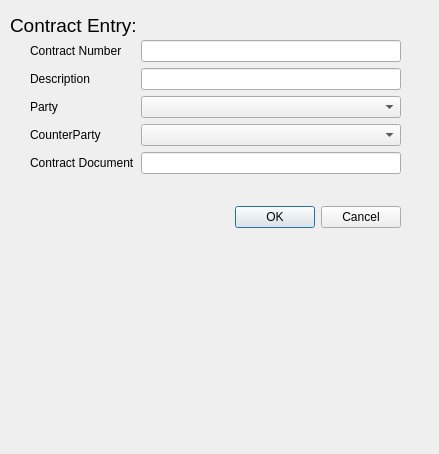
Above: contract_form.ui from TKChattoraj/LNContractApp before the change. Below: the same form after it.
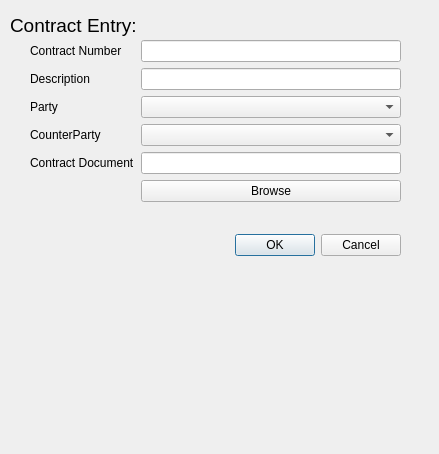
That is the form after the change.

Commit message: adding contract form functionality, updated entities table to allow for 'party' column.

Diff of the .ui file:
```diff
--- a/contract_form.ui
+++ b/contract_form.ui
@@ -73,14 +73,7 @@
     <item row="9" column="1">
      <widget class="QLineEdit" name="contract_document_LineEdit"/>
     </item>
-    <item row="16" column="0" colspan="2">
-     <widget class="QDialogButtonBox" name="contract_buttonBox">
-      <property name="standardButtons">
-       <set>QDialogButtonBox::Cancel|QDialogButtonBox::Ok</set>
-      </property>
-     </widget>
-    </item>
-    <item row="17" column="0" colspan="2">
+    <item row="19" column="0" colspan="2">
      <widget class="QLabel" name="contract_bottem_Label">
       <property name="font">
        <font>
@@ -92,7 +85,7 @@
       </property>
      </widget>
     </item>
-    <item row="10" column="0" colspan="2">
+    <item row="10" column="0">
      <spacer name="horizontalSpacer">
       <property name="orientation">
        <enum>Qt::Horizontal</enum>
@@ -105,6 +98,40 @@
       </property>
      </spacer>
     </item>
+    <item row="10" column="1">
+     <widget class="QPushButton" name="contract_doc_browse_pushButton">
+      <property name="text">
+       <string>Browse</string>
+      </property>
+     </widget>
+    </item>
+    <item row="11" column="0" colspan="2">
+     <spacer name="horizontalSpacer_2">
+      <property name="orientation">
+       <enum>Qt::Horizontal</enum>
+      </property>
+      <property name="sizeHint" stdset="0">
+       <size>
+        <width>40</width>
+        <height>20</height>
+       </size>
+      </property>
+     </spacer>
+    </item>
+    <item row="21" column="0" colspan="2">
+     <widget class="QLabel" name="contract_bottom_Label">
+      <property name="text">
+       <string/>
+      </property>
+     </widget>
+    </item>
+    <item row="17" column="1">
+     <widget class="QDialogButtonBox" name="contract_buttonBox">
+      <property name="standardButtons">
+       <set>QDialogButtonBox::Cancel|QDialogButtonBox::Ok</set>
+      </property>
+     </widget>
+    </item>
    </layout>
   </widget>
   <widget class="QLabel" name="contract_form_Label">
```
The commit also changes 10 other files.
